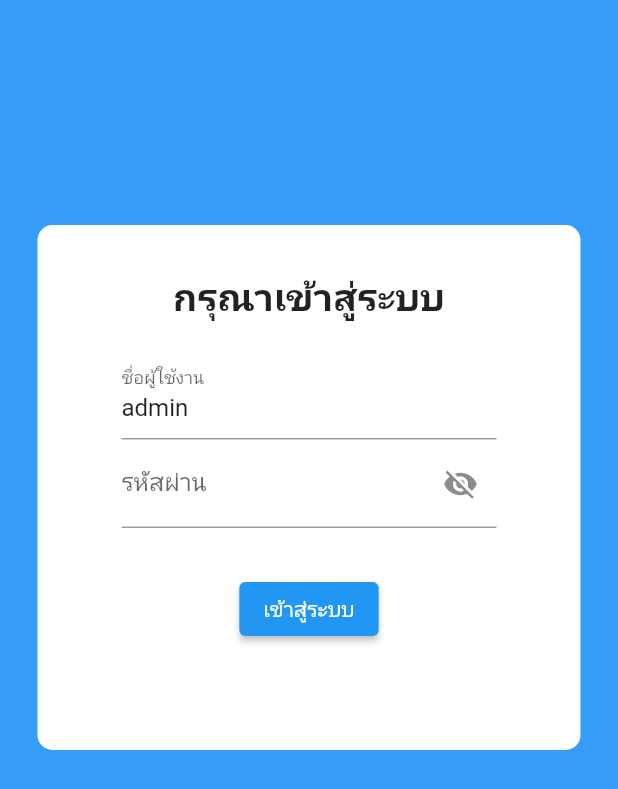
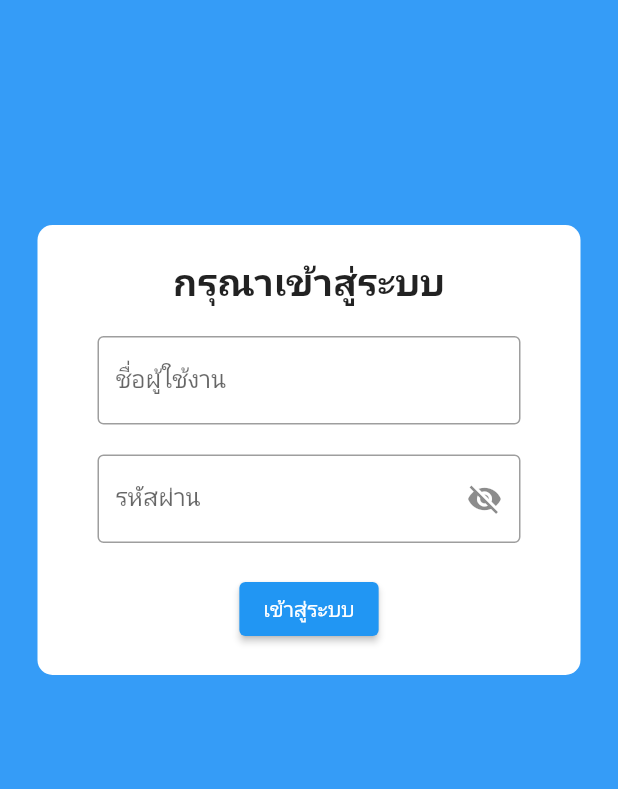
Before and after one commit to Jame-jetsada/finalfront, a Flutter app: the screen it shows after launch, on a phone screen of 412 x 824 dp. Shown: the top 789 px of the screen. Run offline on Flutter 3.47's test engine with Material 2 defaults, Android fonts, the phone set to English and light mode, and no system bars; our stand-ins replace font_awesome_flutter.

Commit message:
login success

```diff
--- a/lib/src/pages/login_page.dart
+++ b/lib/src/pages/login_page.dart
@@ -21,10 +21,21 @@ class _LoginPageState extends State<LoginPage> {
   @override
   void initState() {
     super.initState();
-    usernamecontroller.text = "admin";
+    // usernamecontroller.text = "admin";
   }
 
-  void Login(String username, String password) async {
+  void _OnClick() {
+    // print("login success (${usernamecontroller.text})");
+    Login(
+      usernamecontroller.text.toString(),
+      passwordcontroller.text.toString(),
+      context,
+    );
+  }
+
+  void Login(String username, String password, BuildContext context) async {
+    // ตรวจสอบว่า username และ password ไม่ใช่ค่าว่าง
+    if (username.isNotEmpty && password.isNotEmpty) {
       try {
         final response = await http.get(Uri.parse(
             'http://10.0.2.2:8000/project-v0/profile/login/$username/$password'));
@@ -50,8 +61,26 @@ class _LoginPageState extends State<LoginPage> {
           // ตรวจสอบค่า res_code
           if (resCode == "000") {
             print("Login success");
+            Navigator.pushNamed(context, AppRoute.menupage);
           } else {
             print("ล็อคอินไม่ผ่านนะจะ");
+            showDialog(
+              context: context,
+              builder: (BuildContext context) {
+                return AlertDialog(
+                  title: Text('ล็อคอินไม่ผ่าน'),
+                  content: Text('กรุณาตรวจสอบชื่อผู้ใช้งานและรหัสผ่านของคุณ'),
+                  actions: <Widget>[
+                    TextButton(
+                      onPressed: () {
+                        Navigator.of(context).pop(); // ปิด pop-up
+                      },
+                      child: Text('OK'),
+                    ),
+                  ],
+                );
+              },
+            );
           }
         } else {
           print("HTTP Request failed with status: ${response.statusCode}");
@@ -60,54 +89,129 @@ class _LoginPageState extends State<LoginPage> {
         print(e.toString());
       }
     }
+  }
+
+  // @override
+  // Widget build(BuildContext context) {
+  //   return Scaffold(
+  //     backgroundColor: const Color.fromARGB(255, 53, 156, 247),
+  //     body: SingleChildScrollView(
+  //         child: Container(
+  //       width: double.infinity,
+  //       child: Padding(
+  //         padding: const EdgeInsets.symmetric(horizontal: 25.0),
+  //         child: Column(
+  //           crossAxisAlignment: CrossAxisAlignment.stretch,
+  //           children: [
+  //             SizedBox(
+  //               height: 150,
+  //             ),
+  //             Container(
+  //               height: 350,
+  //               width: 325,
+  //               decoration: BoxDecoration(
+  //                   color: Colors.white,
+  //                   borderRadius: BorderRadius.circular(10)),
+  //               child: Column(
+  //                 crossAxisAlignment: CrossAxisAlignment.center,
+  //                 children: [
+  //                   SizedBox(height: 30),
+  //                   Text(
+  //                     'กรุณาเข้าสู่ระบบ',
+  //                     style:
+  //                         TextStyle(fontSize: 25, fontWeight: FontWeight.bold),
+  //                   ),
+  //                   SizedBox(
+  //                     height: 20,
+  //                   ),
+  //                   Container(
+  //                     width: 250,
+  //                     child: TextField(
+  //                       controller: usernamecontroller,
+  //                       decoration: InputDecoration(labelText: "ชื่อผู้ใช้งาน"),
+  //                     ),
+  //                   ),
+  //                   Container(
+  //                     width: 250,
+  //                     child: TextFormField(
+  //                       controller: passwordcontroller,
+  //                       obscureText: Pass_visible,
+  //                       decoration: InputDecoration(
+  //                           labelText: "รหัสผ่าน",
+  //                           suffixIcon: IconButton(
+  //                             icon: Icon(Pass_visible
+  //                                 ? Icons.visibility_off
+  //                                 : Icons.visibility),
+  //                             onPressed: () {
+  //                               setState(() {
+  //                                 Pass_visible = !Pass_visible;
+  //                               });
+  //                             },
+  //                           )),
+  //                     ),
+  //                   ),
+  //                   SizedBox(
+  //                     height: 30,
+  //                   ),
+  //                   ElevatedButton(
+  //                       onPressed: _OnClick, child: Text('เข้าสู่ระบบ')),
+  //                 ],
+  //               ),
+  //             )
+  //           ],
+  //         ),
+  //       ),
+  //     )),
+  //   );
+  // }
 
   @override
   Widget build(BuildContext context) {
     return Scaffold(
       backgroundColor: const Color.fromARGB(255, 53, 156, 247),
       body: SingleChildScrollView(
-          child: Container(
-        width: double.infinity,
         child: Padding(
           padding: const EdgeInsets.symmetric(horizontal: 25.0),
           child: Column(
-            crossAxisAlignment: CrossAxisAlignment.stretch,
+            mainAxisAlignment: MainAxisAlignment.center,
             children: [
-              SizedBox(
-                height: 150,
-              ),
+              SizedBox(height: 150),
               Container(
-                height: 350,
-                width: 325,
                 decoration: BoxDecoration(
                   color: Colors.white,
-                    borderRadius: BorderRadius.circular(10)),
+                  borderRadius: BorderRadius.circular(10),
+                ),
+                padding: EdgeInsets.all(20),
                 child: Column(
                   crossAxisAlignment: CrossAxisAlignment.center,
                   children: [
-                    SizedBox(height: 30),
                     Text(
                       'กรุณาเข้าสู่ระบบ',
                       style:
                           TextStyle(fontSize: 25, fontWeight: FontWeight.bold),
                     ),
-                    SizedBox(
-                      height: 20,
-                    ),
+                    SizedBox(height: 20),
                     Container(
-                      width: 250,
+                      width: double.infinity,
+                      padding: EdgeInsets.symmetric(horizontal: 20),
                       child: TextField(
                         controller: usernamecontroller,
-                        decoration: InputDecoration(labelText: "ชื่อผู้ใช้งาน"),
+                        decoration: InputDecoration(
+                          labelText: "ชื่อผู้ใช้งาน",
+                          border: OutlineInputBorder(),
                         ),
                       ),
+                    ),
+                    SizedBox(height: 20),
                     Container(
-                      width: 250,
+                      width: double.infinity,
+                      padding: EdgeInsets.symmetric(horizontal: 20),
                       child: TextFormField(
                         controller: passwordcontroller,
                         obscureText: Pass_visible,
                         decoration: InputDecoration(
                           labelText: "รหัสผ่าน",
+                          border: OutlineInputBorder(),
                           suffixIcon: IconButton(
                             icon: Icon(Pass_visible
                                 ? Icons.visibility_off
@@ -117,29 +221,22 @@ class _LoginPageState extends State<LoginPage> {
                                 Pass_visible = !Pass_visible;
                               });
                             },
-                            )),
                           ),
                         ),
-                    SizedBox(
-                      height: 30,
                       ),
+                    ),
+                    SizedBox(height: 20),
                     ElevatedButton(
-                        onPressed: _OnClick, child: Text('เข้าสู่ระบบ')),
-                  ],
+                      onPressed: _OnClick,
+                      child: Text('เข้าสู่ระบบ'),
                     ),
-              )
                   ],
                 ),
               ),
-      )),
+            ],
+          ),
+        ),
+      ),
     );
   }
-
-  void _OnClick() {
-    // print("login success (${usernamecontroller.text})");
-
-    Login(
-        usernamecontroller.text.toString(), passwordcontroller.text.toString());
-    Navigator.pushNamed(context, AppRoute.menupage);
 }
-}
--- a/pubspec.yaml
+++ b/pubspec.yaml
@@ -28,7 +28,6 @@ environment:
 # the latest version available on pub.dev. To see which dependencies have newer
 # versions available, run `flutter pub outdated`.
 dependencies:
-
   font_awesome_flutter: ^10.7.0
   flutter:
     sdk: flutter
@@ -37,6 +36,7 @@ dependencies:
   # Use with the CupertinoIcons class for iOS style icons.
   cupertino_icons: ^1.0.2
   http: ^1.1.0
+  flutter_local_notifications: ^16.3.2
 
 dev_dependencies:
   flutter_test:
```
Also changed, not shown: pubspec.lock, 2 other files. Lines whose indentation alone changed are shown as unchanged.
